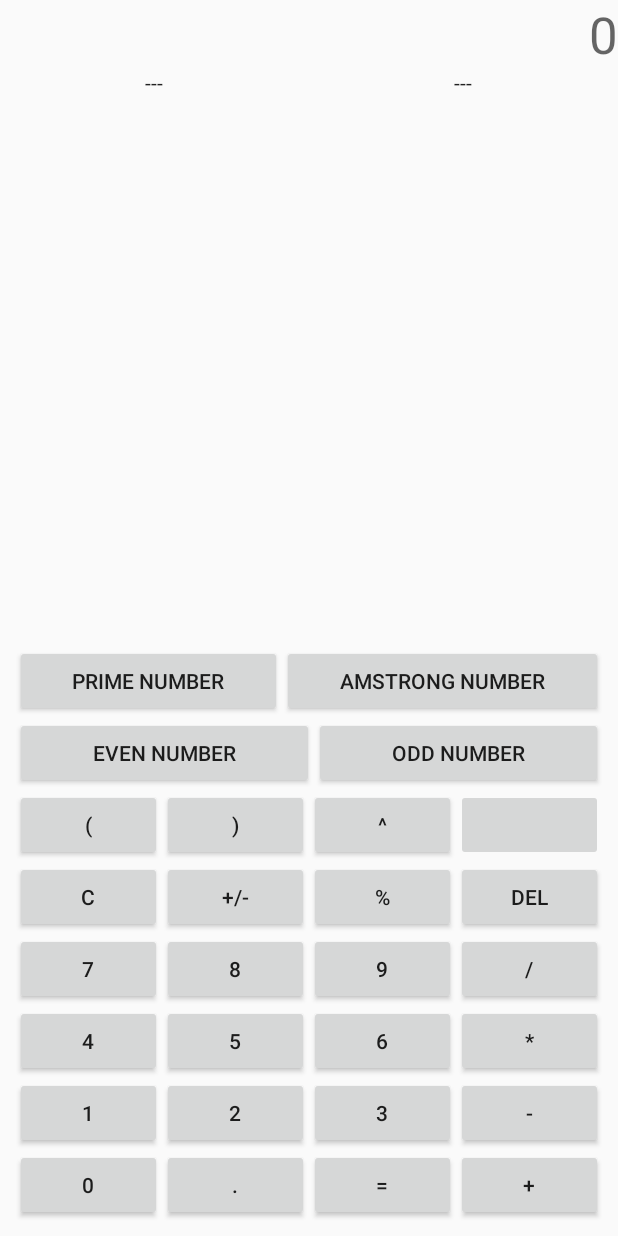
After one commit to D-W-Android-Practice-Projects/Calculator, an Android app: the CalculatorScreen screen opened directly, with no data from a screen before it, on a phone screen of 412 x 824 dp. The commit adds this screen. Run offline under Robolectric (Android 15) with nearby library versions, the phone set to English and light mode, and no system bars.

Commit message:
input buttons working...code the parser

```diff
--- a/app/src/main/AndroidManifest.xml
+++ b/app/src/main/AndroidManifest.xml
@@ -9,6 +9,7 @@
         android:roundIcon="@mipmap/ic_launcher_round"
         android:supportsRtl="true"
         android:theme="@style/AppTheme">
+        <activity android:name=".CalculatorScreen"></activity>
         <activity android:name=".MainActivity">
             <intent-filter>
                 <action android:name="android.intent.action.MAIN" />
--- /dev/null
+++ b/app/src/main/java/com/developerswork/calculator/ArthimeticOperations.java
@@ -0,0 +1,56 @@
+package com.developerswork.calculator;
+
+public class ArthimeticOperations {
+    ArthimeticOperations(){}
+
+    public long add(long a,long b){
+        return a+b;
+    }
+
+    public long subtract(long a,long b){
+        return a-b;
+    }
+
+    public long multiply(long a,long b){
+        return a*b;
+    }
+
+    public double divide(long a,long b){
+        return a/(b*1.0);
+    }
+
+    public double modulo(long a,long b){
+        return a%(b*1.0);
+    }
+
+    public long power(long a,long b){
+        long result = 1;
+        for(int i=0;i<b;i++)
+            result *= a;
+        return result;
+    }
+
+    public double add(double a,double b){
+        return a+b;
+    }
+
+    public double subtract(double a,double b){
+        return a-b;
+    }
+
+    public double multiply(double a,double b){
+        return a*b;
+    }
+
+    public double divide(double a,double b){
+        return a/(b*1.0);
+    }
+
+    public double modulo(double a,double b){
+        return a%(b*1.0);
+    }
+
+    public double power(double a,double b){
+        return Math.pow(a,b);
+    }
+}
--- /dev/null
+++ b/app/src/main/java/com/developerswork/calculator/CalculatorScreen.java
@@ -0,0 +1,57 @@
+package com.developerswork.calculator;
+
+import androidx.appcompat.app.AppCompatActivity;
+
+import android.os.Bundle;
+import android.view.View;
+import android.widget.Button;
+import android.widget.TextView;
+
+public class CalculatorScreen extends AppCompatActivity {
+    TextView text;
+    @Override
+    protected void onCreate(Bundle savedInstanceState) {
+        super.onCreate(savedInstanceState);
+        setContentView(R.layout.activity_calculator_screen);
+        text = (TextView) findViewById(R.id.numericI);
+        inputText = "";
+    }
+
+    public boolean isOperator(String text){
+        try{
+            Integer.parseInt(text);
+        }catch (Exception e){
+            return true;
+        }
+        return false;
+    }
+
+    public void ParseString(){
+        // code the parser here
+    }
+
+    public void deleteLastInput(View view){
+        inputText = inputText.substring(0,inputText.length()-1);
+
+        text.setText(inputText);
+    }
+
+    String inputText;
+
+    public void clearInput(View view){
+        inputText = "";
+
+        text.setText(inputText);
+    }
+
+    public void numericInput(View view){
+        Button number = (Button) view;
+
+        String addText = number.getText().toString();
+        if(isOperator(addText) && isOperator(inputText.substring(inputText.length()-1)))
+            return;
+        inputText += addText;
+
+        text.setText(inputText);
+    }
+}
--- a/app/src/main/java/com/developerswork/calculator/MainActivity.java
+++ b/app/src/main/java/com/developerswork/calculator/MainActivity.java
@@ -2,6 +2,7 @@ package com.developerswork.calculator;
 
 import androidx.appcompat.app.AppCompatActivity;
 
+import android.content.Intent;
 import android.os.Bundle;
 
 public class MainActivity extends AppCompatActivity {
@@ -10,5 +11,21 @@ public class MainActivity extends AppCompatActivity {
     protected void onCreate(Bundle savedInstanceState) {
         super.onCreate(savedInstanceState);
         setContentView(R.layout.activity_main);
+        Splash nextScreen = new Splash(this);
+        nextScreen.start();
+    }
+
+    private class Splash extends Thread{
+        private Intent main;
+        public Splash(MainActivity scope){
+            main = new Intent(scope,CalculatorScreen.class);
+        }
+
+        public void run(){
+            try{
+                this.sleep(3000);
+                startActivity(this.main);
+            }catch (Exception e){}
+        }
     }
 }
--- /dev/null
+++ b/app/src/main/java/com/developerswork/calculator/NumericOperations.java
@@ -0,0 +1,35 @@
+package com.developerswork.calculator;
+
+public class NumericOperations {
+    NumericOperations(){}
+
+    public boolean isPrime(long a){
+        for(int i=2;i<a;i++){
+            if(a%i == 0)
+                return false;
+        }
+        return true;
+    }
+
+    public boolean isEven(long a){
+        if(a % 2 == 0)
+            return true;
+        return false;
+    }
+
+    public boolean isAmstrong(long a){
+        int digits = 0;
+        long temp = a;
+        while(temp > 0){
+            digits += 1;
+            temp /= 10;
+        }
+        temp = a;
+        long num = 0;
+        while (temp > 0){
+            num += Math.pow(temp%10,digits);
+            temp /= 10;
+        }
+         return num == a;
+    }
+}
--- /dev/null
+++ b/app/src/main/res/layout/activity_calculator_screen.xml
@@ -0,0 +1,330 @@
+<?xml version="1.0" encoding="utf-8"?>
+<androidx.constraintlayout.widget.ConstraintLayout xmlns:android="http://schemas.android.com/apk/res/android"
+    xmlns:app="http://schemas.android.com/apk/res-auto"
+    xmlns:tools="http://schemas.android.com/tools"
+    android:layout_width="match_parent"
+    android:layout_height="match_parent"
+    tools:context=".CalculatorScreen">
+
+    <LinearLayout
+        android:layout_width="0dp"
+        android:layout_height="wrap_content"
+        android:orientation="vertical"
+        app:layout_constraintEnd_toEndOf="parent"
+        app:layout_constraintHorizontal_bias="0.791"
+        app:layout_constraintStart_toStartOf="parent"
+        app:layout_constraintTop_toTopOf="parent">
+
+        <TextView
+            android:id="@+id/numericI"
+            android:layout_width="match_parent"
+            android:layout_height="match_parent"
+            android:layout_weight="1"
+            android:gravity="right|center_vertical"
+            android:text="0"
+            android:textAppearance="@style/TextAppearance.AppCompat.Display1" />
+
+        <LinearLayout
+            android:layout_width="match_parent"
+            android:layout_height="match_parent"
+            android:layout_weight="1"
+            android:orientation="horizontal">
+
+            <TextView
+                android:id="@+id/textO"
+                android:layout_width="match_parent"
+                android:layout_height="match_parent"
+                android:layout_weight="1"
+                android:gravity="center_horizontal|center_vertical"
+                android:text="---"
+                android:textAppearance="@style/TextAppearance.AppCompat.Body1" />
+
+            <TextView
+                android:id="@+id/numericO"
+                android:layout_width="match_parent"
+                android:layout_height="match_parent"
+                android:layout_weight="1"
+                android:gravity="center_horizontal|center_vertical"
+                android:text="---"
+                android:textAppearance="@style/TextAppearance.AppCompat.Body1" />
+        </LinearLayout>
+
+    </LinearLayout>
+
+    <LinearLayout
+        android:layout_width="match_parent"
+        android:layout_height="wrap_content"
+        android:gravity="bottom|center|center_horizontal"
+        android:orientation="vertical"
+        android:padding="10dp"
+        app:layout_constraintBottom_toBottomOf="parent"
+        app:layout_constraintEnd_toEndOf="parent"
+        app:layout_constraintStart_toStartOf="parent">
+
+        <LinearLayout
+            android:layout_width="match_parent"
+            android:layout_height="match_parent"
+            android:orientation="horizontal">
+
+            <Button
+                android:id="@+id/sPrime"
+                android:layout_width="wrap_content"
+                android:layout_height="wrap_content"
+                android:layout_weight="1"
+                android:text="PRIME NUMBER" />
+
+            <Button
+                android:id="@+id/sAmstrong"
+                android:layout_width="wrap_content"
+                android:layout_height="wrap_content"
+                android:layout_weight="1"
+                android:text="AMSTRONG NUMBER" />
+        </LinearLayout>
+
+        <LinearLayout
+            android:layout_width="match_parent"
+            android:layout_height="match_parent"
+            android:orientation="horizontal">
+
+            <Button
+                android:id="@+id/sEven"
+                android:layout_width="wrap_content"
+                android:layout_height="wrap_content"
+                android:layout_weight="1"
+                android:text="EVEN NUMBER" />
+
+            <Button
+                android:id="@+id/sOdd"
+                android:layout_width="wrap_content"
+                android:layout_height="wrap_content"
+                android:layout_weight="1"
+                android:text="ODD NUMBER" />
+        </LinearLayout>
+
+        <LinearLayout
+            android:layout_width="match_parent"
+            android:layout_height="match_parent"
+            android:orientation="horizontal">
+
+            <Button
+                android:id="@+id/openBracket"
+                android:layout_width="wrap_content"
+                android:layout_height="wrap_content"
+                android:layout_weight="1"
+                android:onClick="numericInput"
+                android:text="(" />
+
+            <Button
+                android:id="@+id/closeBracket"
+                android:layout_width="wrap_content"
+                android:layout_height="wrap_content"
+                android:layout_weight="1"
+                android:onClick="numericInput"
+                android:text=")" />
+
+            <Button
+                android:id="@+id/sPower"
+                android:layout_width="wrap_content"
+                android:layout_height="wrap_content"
+                android:layout_weight="1"
+                android:onClick="numericInput"
+                android:text="^" />
+
+            <Button
+                android:id="@+id/button4"
+                android:layout_width="wrap_content"
+                android:layout_height="wrap_content"
+                android:layout_weight="1"
+                android:enabled="false" />
+        </LinearLayout>
+
+        <LinearLayout
+            android:layout_width="match_parent"
+            android:layout_height="wrap_content"
+            android:orientation="horizontal">
+
+            <Button
+                android:id="@+id/sClear"
+                android:layout_width="wrap_content"
+                android:layout_height="wrap_content"
+                android:layout_weight="1"
+                android:onClick="clearInput"
+                android:text="C" />
+
+            <Button
+                android:id="@+id/sChangeSymbol"
+                android:layout_width="wrap_content"
+                android:layout_height="wrap_content"
+                android:layout_weight="1"
+                android:text="+/-" />
+
+            <Button
+                android:id="@+id/sModulo"
+                android:layout_width="wrap_content"
+                android:layout_height="wrap_content"
+                android:layout_weight="1"
+                android:onClick="numericInput"
+                android:text="%" />
+
+            <Button
+                android:id="@+id/sDelete"
+                android:layout_width="wrap_content"
+                android:layout_height="wrap_content"
+                android:layout_weight="1"
+                android:onClick="deleteLastInput"
+                android:text="DEL" />
+        </LinearLayout>
+
+        <LinearLayout
+            android:layout_width="match_parent"
+            android:layout_height="wrap_content"
+            android:orientation="horizontal">
+
+            <Button
+                android:id="@+id/number7"
+                android:layout_width="wrap_content"
+                android:layout_height="wrap_content"
+                android:layout_weight="1"
+                android:onClick="numericInput"
+                android:text="7" />
+
+            <Button
+                android:id="@+id/number8"
+                android:layout_width="wrap_content"
+                android:layout_height="wrap_content"
+                android:layout_weight="1"
+                android:onClick="numericInput"
+                android:text="8" />
+
+            <Button
+                android:id="@+id/number9"
+                android:layout_width="wrap_content"
+                android:layout_height="wrap_content"
+                android:layout_weight="1"
+                android:onClick="numericInput"
+                android:text="9" />
+
+            <Button
+                android:id="@+id/sDivision"
+                android:layout_width="wrap_content"
+                android:layout_height="wrap_content"
+                android:layout_weight="1"
+                android:onClick="numericInput"
+                android:text="/" />
+        </LinearLayout>
+
+        <LinearLayout
+            android:layout_width="match_parent"
+            android:layout_height="wrap_content"
+            android:orientation="horizontal">
+
+            <Button
+                android:id="@+id/number4"
+                android:layout_width="wrap_content"
+                android:layout_height="wrap_content"
+                android:layout_weight="1"
+                android:onClick="numericInput"
+                android:text="4" />
+
+            <Button
+                android:id="@+id/number5"
+                android:layout_width="wrap_content"
+                android:layout_height="wrap_content"
+                android:layout_weight="1"
+                android:onClick="numericInput"
+                android:text="5" />
+
+            <Button
+                android:id="@+id/number6"
+                android:layout_width="wrap_content"
+                android:layout_height="wrap_content"
+                android:layout_weight="1"
+                android:onClick="numericInput"
+                android:text="6" />
+
+            <Button
+                android:id="@+id/sMultiply"
+                android:layout_width="wrap_content"
+                android:layout_height="wrap_content"
+                android:layout_weight="1"
+                android:onClick="numericInput"
+                android:text="*" />
+        </LinearLayout>
+
+        <LinearLayout
+            android:layout_width="match_parent"
+            android:layout_height="wrap_content"
+            android:orientation="horizontal">
+
+            <Button
+                android:id="@+id/number1"
+                android:layout_width="wrap_content"
+                android:layout_height="wrap_content"
+                android:layout_weight="1"
+                android:onClick="numericInput"
+                android:text="1" />
+
+            <Button
+                android:id="@+id/number2"
+                android:layout_width="wrap_content"
+                android:layout_height="wrap_content"
+                android:layout_weight="1"
+                android:onClick="numericInput"
+                android:text="2" />
+
+            <Button
+                android:id="@+id/number3"
+                android:layout_width="wrap_content"
+                android:layout_height="wrap_content"
+                android:layout_weight="1"
+                android:onClick="numericInput"
+                android:text="3" />
+
+            <Button
+                android:id="@+id/sSubtract"
+                android:layout_width="wrap_content"
+                android:layout_height="wrap_content"
+                android:layout_weight="1"
+                android:onClick="numericInput"
+                android:text="-" />
+        </LinearLayout>
+
+        <LinearLayout
+            android:layout_width="match_parent"
+            android:layout_height="wrap_content"
+            android:orientation="horizontal">
+
+            <Button
+                android:id="@+id/number0"
+                android:layout_width="wrap_content"
+                android:layout_height="wrap_content"
+                android:layout_weight="1"
+                android:onClick="numericInput"
+                android:text="0" />
+
+            <Button
+                android:id="@+id/sDot"
+                android:layout_width="wrap_content"
+                android:layout_height="wrap_content"
+                android:layout_weight="1"
+                android:text="." />
+
+            <Button
+                android:id="@+id/sEqual"
+                android:layout_width="wrap_content"
+                android:layout_height="wrap_content"
+                android:layout_weight="1"
+                android:text="=" />
+
+            <Button
+                android:id="@+id/sAdd"
+                android:layout_width="wrap_content"
+                android:layout_height="wrap_content"
+                android:layout_weight="1"
+                android:onClick="numericInput"
+                android:text="+" />
+        </LinearLayout>
+
+    </LinearLayout>
+
+</androidx.constraintlayout.widget.ConstraintLayout>
--- a/app/src/main/res/layout/activity_main.xml
+++ b/app/src/main/res/layout/activity_main.xml
@@ -7,9 +7,12 @@
     tools:context=".MainActivity">
 
     <TextView
-        android:layout_width="wrap_content"
+        android:layout_width="0dp"
         android:layout_height="wrap_content"
-        android:text="Hello World!"
+        android:gravity="center_horizontal|center_vertical"
+        android:text="Simple Calculator"
+        android:textAllCaps="true"
+        android:textAppearance="@style/TextAppearance.AppCompat.Large"
         app:layout_constraintBottom_toBottomOf="parent"
         app:layout_constraintLeft_toLeftOf="parent"
         app:layout_constraintRight_toRightOf="parent"
--- a/app/src/main/res/values/styles.xml
+++ b/app/src/main/res/values/styles.xml
@@ -1,7 +1,7 @@
 <resources>
 
     <!-- Base application theme. -->
-    <style name="AppTheme" parent="Theme.AppCompat.Light.DarkActionBar">
+    <style name="AppTheme" parent="Theme.AppCompat.Light.NoActionBar">
         <!-- Customize your theme here. -->
         <item name="colorPrimary">@color/colorPrimary</item>
         <item name="colorPrimaryDark">@color/colorPrimaryDark</item>
```
